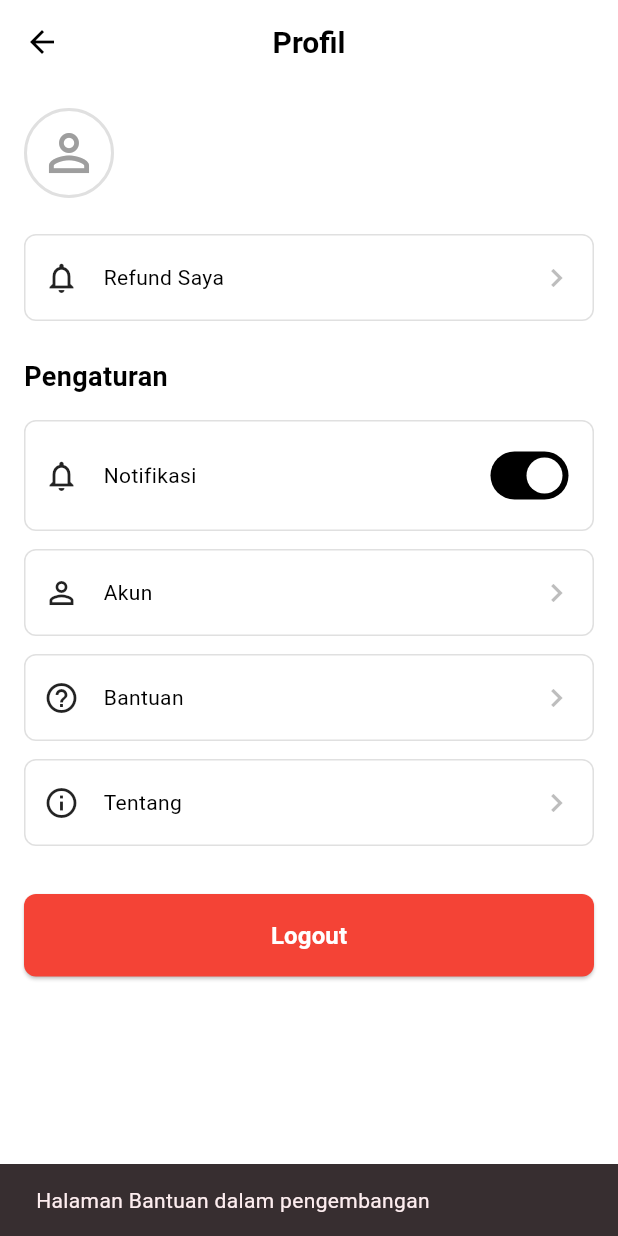
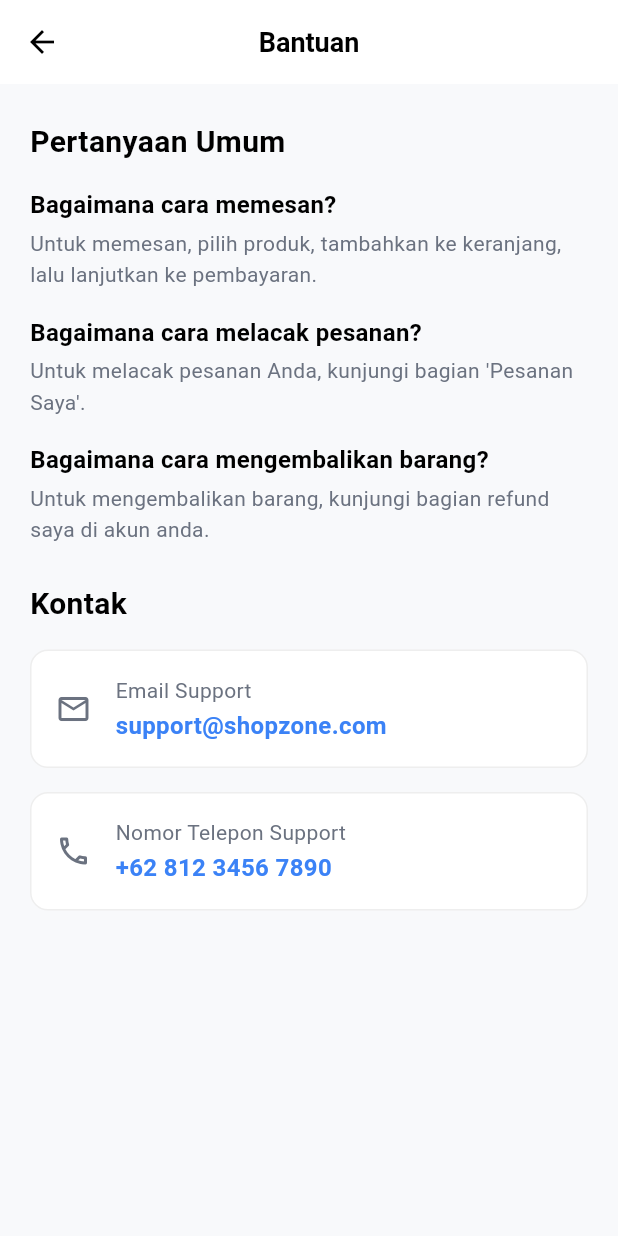
Before and after one commit to aryakusuma1/ShopZone-project, a Flutter app: the ProfilePage screen opened by its route, after a tap on "Bantuan", on a phone screen of 412 x 824 dp. Run offline on Flutter 3.47's test engine with Material 3 defaults, Android fonts, the phone set to English and light mode, and no system bars; our stand-ins replace cloud_firestore, firebase_auth, firebase_core; accounts and stored records are empty.

Commit message:
Feat: About & Help Page

```diff
--- /dev/null
+++ b/lib/features/profile/pages/about_page.dart
@@ -0,0 +1,58 @@
+import 'package:flutter/material.dart';
+
+class AboutPage extends StatelessWidget {
+  const AboutPage({super.key});
+
+  @override
+  Widget build(BuildContext context) {
+    const Color pageBackground = Color(0xFFF8F9FB); // Consistent with HelpPage
+
+    return Scaffold(
+      backgroundColor: pageBackground,
+      appBar: AppBar(
+        backgroundColor: Colors.white,
+        elevation: 0,
+        centerTitle: true,
+        leading: IconButton(
+          icon: const Icon(Icons.arrow_back, color: Colors.black),
+          onPressed: () => Navigator.of(context).pop(),
+        ),
+        title: const Text(
+          'Tentang',
+          style: TextStyle(
+            color: Colors.black,
+            fontWeight: FontWeight.bold,
+            fontSize: 18,
+          ),
+        ),
+      ),
+      body: SingleChildScrollView(
+        child: Padding(
+          padding: const EdgeInsets.all(20.0), // Consistent margin
+          child: Column(
+            crossAxisAlignment: CrossAxisAlignment.start,
+            children: [
+              const Text(
+                'Tentang Aplikasi',
+                style: TextStyle(
+                  fontWeight: FontWeight.bold,
+                  fontSize: 20,
+                  color: Colors.black,
+                ),
+              ),
+              const SizedBox(height: 16),
+              Text(
+                'Aplikasi ini adalah platform e-commerce yang dirancang untuk memudahkan pengguna dalam berbelanja berbagai produk secara online. Kami menyediakan antarmuka yang ramah pengguna, proses pembayaran yang aman, dan layanan pengiriman yang cepat.',
+                style: TextStyle(
+                  fontSize: 15,
+                  color: Colors.grey[700], // Similar to greyTextColor in HelpPage
+                  height: 1.5,
+                ),
+              ),
+            ],
+          ),
+        ),
+      ),
+    );
+  }
+}
--- /dev/null
+++ b/lib/features/profile/pages/help_page.dart
@@ -0,0 +1,164 @@
+import 'package:flutter/material.dart';
+
+class HelpPage extends StatelessWidget {
+  const HelpPage({super.key});
+
+  @override
+  Widget build(BuildContext context) {
+    const Color greyTextColor = Color(0xFF6B7280);
+    const Color linkColor = Color(0xFF3B82F6);
+    const Color pageBackground = Color(0xFFF8F9FB);
+
+    return Scaffold(
+      backgroundColor: pageBackground,
+      appBar: AppBar(
+        backgroundColor: Colors.white,
+        elevation: 0,
+        centerTitle: true,
+        leading: IconButton(
+          icon: const Icon(Icons.arrow_back, color: Colors.black),
+          onPressed: () => Navigator.of(context).pop(),
+        ),
+        title: const Text(
+          'Bantuan',
+          style: TextStyle(
+            color: Colors.black,
+            fontWeight: FontWeight.bold,
+            fontSize: 18,
+          ),
+        ),
+      ),
+      body: SingleChildScrollView(
+        child: Padding(
+          padding: const EdgeInsets.symmetric(horizontal: 20.0, vertical: 24.0),
+          child: Column(
+            crossAxisAlignment: CrossAxisAlignment.start,
+            children: [
+              // Bagian Pertanyaan Umum
+              const Text(
+                'Pertanyaan Umum',
+                style: TextStyle(
+                  fontWeight: FontWeight.bold,
+                  fontSize: 20,
+                  color: Colors.black,
+                ),
+              ),
+              const SizedBox(height: 16),
+              _buildFaqItem(
+                question: 'Bagaimana cara memesan?',
+                answer:
+                    'Untuk memesan, pilih produk, tambahkan ke keranjang, lalu lanjutkan ke pembayaran.',
+                textColor: greyTextColor,
+              ),
+              const SizedBox(height: 16),
+              _buildFaqItem(
+                question: 'Bagaimana cara melacak pesanan?',
+                answer:
+                    "Untuk melacak pesanan Anda, kunjungi bagian 'Pesanan Saya'.",
+                textColor: greyTextColor,
+              ),
+              const SizedBox(height: 16),
+              _buildFaqItem(
+                question: 'Bagaimana cara mengembalikan barang?',
+                answer:
+                    'Untuk mengembalikan barang, kunjungi bagian refund saya di akun anda.',
+                textColor: greyTextColor,
+              ),
+
+              const SizedBox(height: 24),
+
+              // Bagian Kontak
+              const Text(
+                'Kontak',
+                style: TextStyle(
+                  fontWeight: FontWeight.bold,
+                  fontSize: 20,
+                  color: Colors.black,
+                ),
+              ),
+              const SizedBox(height: 16),
+              _buildContactItem(
+                title: 'Email Support',
+                contact: 'support@shopzone.com',
+                icon: Icons.email_outlined,
+                linkColor: linkColor,
+                textColor: greyTextColor,
+              ),
+              const SizedBox(height: 16),
+              _buildContactItem(
+                title: 'Nomor Telepon Support',
+                contact: '+62 812 3456 7890',
+                icon: Icons.phone_outlined,
+                linkColor: linkColor,
+                textColor: greyTextColor,
+              ),
+            ],
+          ),
+        ),
+      ),
+    );
+  }
+
+  Widget _buildFaqItem({
+    required String question,
+    required String answer,
+    required Color textColor,
+  }) {
+    return Column(
+      crossAxisAlignment: CrossAxisAlignment.start,
+      children: [
+        Text(
+          question,
+          style: const TextStyle(
+            fontWeight: FontWeight.bold,
+            fontSize: 16,
+            color: Colors.black,
+          ),
+        ),
+        const SizedBox(height: 4),
+        Text(
+          answer,
+          style: TextStyle(fontSize: 14, color: textColor, height: 1.5),
+        ),
+      ],
+    );
+  }
+
+  Widget _buildContactItem({
+    required String title,
+    required String contact,
+    required IconData icon,
+    required Color linkColor,
+    required Color textColor,
+  }) {
+    return Container(
+      padding: const EdgeInsets.all(16),
+      decoration: BoxDecoration(
+        color: Colors.white,
+        borderRadius: BorderRadius.circular(12),
+        border: Border.all(color: Colors.grey[200]!),
+      ),
+      child: Row(
+        children: [
+          Icon(icon, color: textColor, size: 24),
+          const SizedBox(width: 16),
+          Column(
+            crossAxisAlignment: CrossAxisAlignment.start,
+            children: [
+              Text(title, style: TextStyle(fontSize: 14, color: textColor)),
+              const SizedBox(height: 2),
+              Text(
+                contact,
+                style: TextStyle(
+                  fontSize: 16,
+                  fontWeight: FontWeight.w600,
+                  color: linkColor,
+                ),
+              ),
+            ],
+          ),
+        ],
+      ),
+    );
+  }
+}
--- a/lib/features/profile/pages/profile_page.dart
+++ b/lib/features/profile/pages/profile_page.dart
@@ -177,12 +177,7 @@ class _ProfilePageState extends State<ProfilePage> {
                 icon: Icons.help_outline,
                 title: 'Bantuan',
                 onTap: () {
-                  // TODO: Navigate to Help page
-                  ScaffoldMessenger.of(context).showSnackBar(
-                    const SnackBar(
-                      content: Text('Halaman Bantuan dalam pengembangan'),
-                    ),
-                  );
+                  Navigator.pushNamed(context, AppRoutes.help);
                 },
               ),
               const SizedBox(height: 12),
@@ -192,12 +187,7 @@ class _ProfilePageState extends State<ProfilePage> {
                 icon: Icons.info_outline,
                 title: 'Tentang',
                 onTap: () {
-                  // TODO: Navigate to About page
-                  ScaffoldMessenger.of(context).showSnackBar(
-                    const SnackBar(
-                      content: Text('Halaman Tentang dalam pengembangan'),
-                    ),
-                  );
+                  Navigator.pushNamed(context, AppRoutes.about);
                 },
               ),
               const SizedBox(height: 32),
--- a/lib/routes/app_routes.dart
+++ b/lib/routes/app_routes.dart
@@ -18,4 +18,6 @@ class AppRoutes {
   static const String account = '/account';
   static const String selectAddress = '/selectAddress';
   static const String addEditAddress = '/addEditAddress';
+  static const String help = '/help';
+  static const String about = '/about';
 }
--- a/lib/routes/route_generator.dart
+++ b/lib/routes/route_generator.dart
@@ -14,6 +14,8 @@ import '../features/profile/pages/profile_page.dart';
 import '../features/profile/pages/account_page.dart';
 import '../features/address/pages/select_address_page.dart';
 import '../features/address/pages/add_edit_address_page.dart';
+import '../features/profile/pages/about_page.dart';
+import '../features/profile/pages/help_page.dart';
 import '../shared/models/product.dart';
 import '../shared/models/order.dart';
 
@@ -79,6 +81,12 @@ class RouteGenerator {
           ),
         );
 
+      case AppRoutes.help:
+        return MaterialPageRoute(builder: (_) => const HelpPage());
+
+      case AppRoutes.about:
+        return MaterialPageRoute(builder: (_) => const AboutPage());
+
       default:
         return MaterialPageRoute(
           builder: (_) => Scaffold(
```
